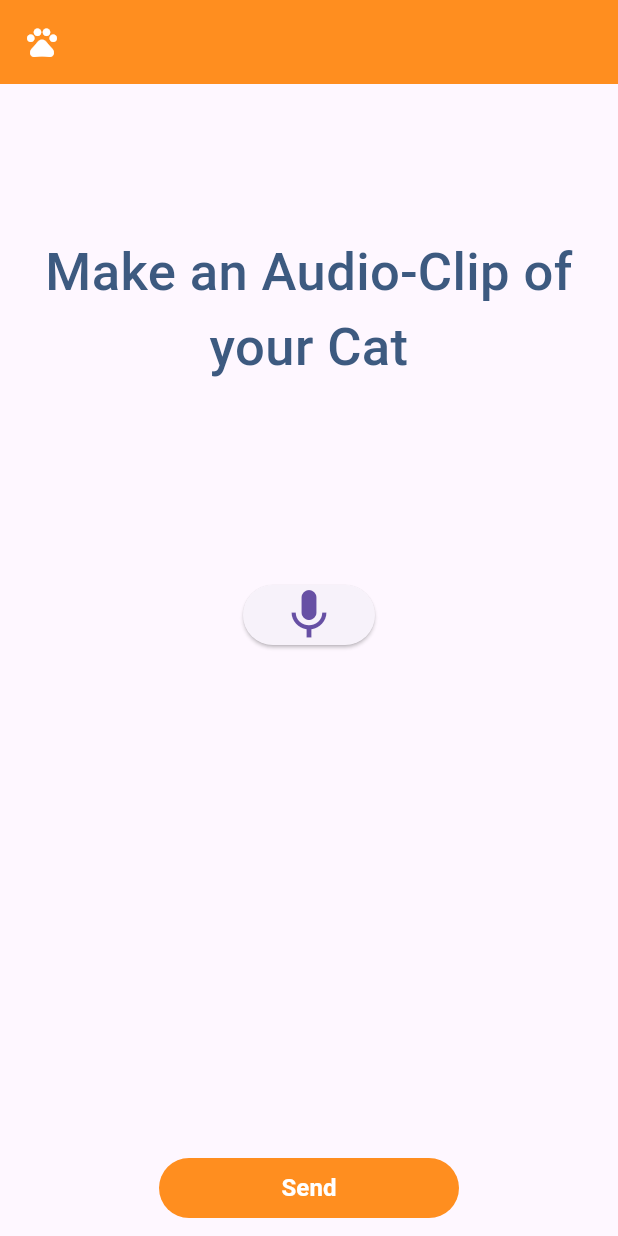
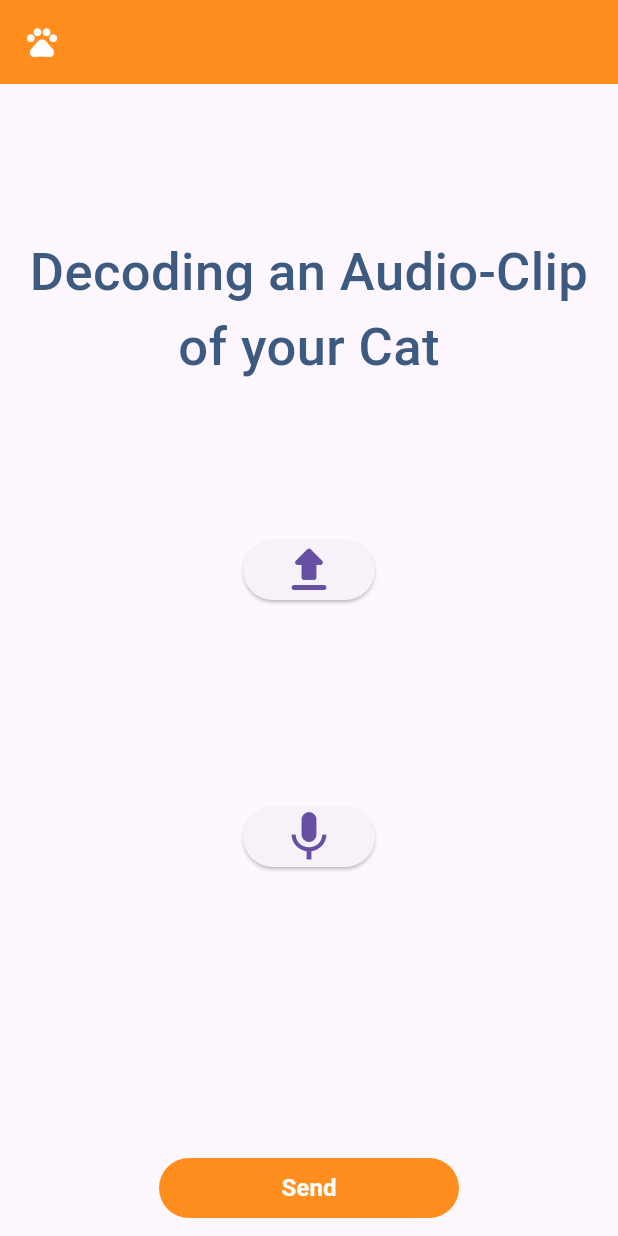
Before and after one commit to diego411/catmotion, a Flutter app: the screen it shows after launch, after a tap on "Let´s go", on a phone screen of 412 x 824 dp. Run offline on Flutter 3.47's test engine with Material 3 defaults, Android fonts, the phone set to English and light mode, and no system bars; our stand-ins replace audioplayers, file_picker, flutter_svg, open_file; missing offline and left inert: record; Roboto replaces fonts that are missing (familyName); project files that could hold a hidden picture were left out.

Commit message:
upload file

```diff
--- a/lib/pages/record.dart
+++ b/lib/pages/record.dart
@@ -11,6 +11,9 @@ import 'package:audioplayers/audioplayers.dart';
 import 'package:path_provider/path_provider.dart';
 import 'package:path/path.dart' as p;
 import 'package:http/http.dart' as http;
+
+import 'package:file_picker/file_picker.dart';
+import 'package:open_file/open_file.dart';
 
 class RecordPage extends StatelessWidget {
   RecordPage({super.key});
@@ -185,9 +188,11 @@ class _RecordState extends State<RecordWidget> {
           const SizedBox(
             height: 100,
           ),
+          Column(
+            children: [
               const Center(
                 child: Text(
-              'Make an Audio-Clip of your Cat',
+                  'Decoding an Audio-Clip of your Cat',
                   textAlign: TextAlign.center,
                   style: TextStyle(
                     color: secondaryTextColor,
@@ -196,6 +201,18 @@ class _RecordState extends State<RecordWidget> {
                     fontFamily: AutofillHints.familyName,
                   ),
                 ),
+              ),
+              SizedBox(height: 100),
+              ElevatedButton(child: Icon(Icons.file_upload_rounded, size: 40),
+              onPressed: () async {
+                final result = await FilePicker.platform.pickFiles();
+                if(result == null) return;
+                //open single file
+                final file = result.files.first;
+                openFile(file);
+              },
+              ),
+            ],
           ),
           const SizedBox(
             height: 110,
@@ -235,4 +252,7 @@ class _RecordState extends State<RecordWidget> {
       ),
     );
   }
+  void openFile(PlatformFile file){
+    OpenFile.open(file.path!);
   }
+}
--- a/pubspec.yaml
+++ b/pubspec.yaml
@@ -18,6 +18,10 @@ dependencies:
   audioplayers: ^4.1.0
   http: ^0.13.6
   path_provider: ^2.1.1
+  #pick and read file
+  file_picker: ^6.1.1
+  #open files
+  open_file: ^3.3.2
 
 
 dev_dependencies:
```
Also changed, not shown: pubspec.lock. Lines whose indentation alone changed are shown as unchanged.
